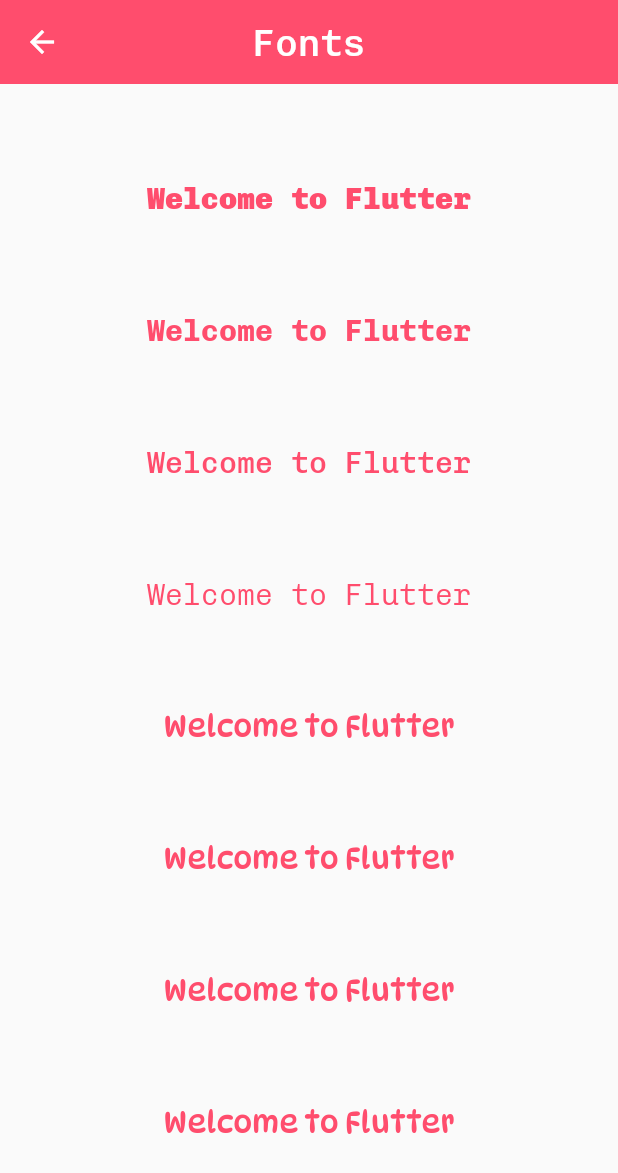
After one commit to vidisha1106/chapter_4_flutter_basics, a Flutter app: the MyFonts screen opened directly, on a phone screen of 412 x 824 dp. The commit adds this screen. Shown: the top 1173 px of the screen. Run offline on Flutter 3.47's test engine with Material 2 defaults, Android fonts, the phone set to English and light mode, and no system bars; our stand-ins replace google_fonts.

Commit message:
Completed : Assets, Fonts

```diff
--- /dev/null
+++ b/assets/text_files/text.txt
@@ -0,0 +1,2 @@
+Good Morning !!
+Welcome to Flutter....
--- /dev/null
+++ b/lib/assets_fonts.dart
@@ -0,0 +1,95 @@
+import 'package:flutter/material.dart';
+
+class MyFonts extends StatefulWidget {
+  const MyFonts({Key? key}) : super(key: key);
+
+  @override
+  State<MyFonts> createState() => _MyFontsState();
+}
+
+class _MyFontsState extends State<MyFonts> {
+  @override
+  Widget build(BuildContext context) {
+    return Scaffold(
+      appBar: AppBar(
+        backgroundColor: const Color(0xffff4d6d),
+        centerTitle: true,
+        title: const Text("Fonts", style: TextStyle(fontSize: 25)),
+        elevation: 0,
+      ),
+      body: Center(
+        child: Column(
+          mainAxisAlignment: MainAxisAlignment.spaceEvenly,
+          children: [
+            Text(
+              'Welcome to Flutter',
+              style: TextStyle(
+                  fontSize: 20,
+                  fontFamily: 'Chivo',
+                  fontWeight: FontWeight.w900,
+                  color: Color(0xffff4d6d)),
+            ),
+            Text(
+              'Welcome to Flutter',
+              textAlign: TextAlign.center,
+              style: TextStyle(
+                  fontSize: 20,
+                  fontFamily: 'Chivo',
+                  fontWeight: FontWeight.w700,
+                  color: Color(0xffff4d6d)),
+            ),
+            Text(
+              'Welcome to Flutter',
+              style: TextStyle(
+                  fontSize: 20,
+                  fontFamily: 'Chivo',
+                  fontWeight: FontWeight.w500,
+                  color: Color(0xffff4d6d)),
+            ),
+            Text(
+              'Welcome to Flutter',
+              style: TextStyle(
+                  fontSize: 20,
+                  fontFamily: 'Chivo',
+                  fontWeight: FontWeight.w300,
+                  color: Color(0xffff4d6d)),
+            ),
+            Text(
+              'Welcome to Flutter',
+              style: TextStyle(
+                  fontSize: 20,
+                  fontFamily: 'DynaPuff',
+                  fontWeight: FontWeight.w100,
+                  color: Color(0xffff4d6d)),
+            ),
+            Text(
+              'Welcome to Flutter',
+              style: TextStyle(
+                  fontSize: 20,
+                  fontFamily: 'DynaPuff',
+                  fontWeight: FontWeight.w400,
+                  color: Color(0xffff4d6d)),
+            ),
+            Text(
+              'Welcome to Flutter',
+              style: TextStyle(
+                  fontSize: 20,
+                  fontFamily: 'DynaPuff',
+                  fontWeight: FontWeight.w300,
+                  color: Color(0xffff4d6d)),
+            ),
+            Text(
+              'Welcome to Flutter',
+              style: TextStyle(
+                  fontSize: 20
+                  ,
+                  fontFamily: 'DynaPuff',
+                  fontWeight: FontWeight.w200,
+                  color: Color(0xffff4d6d)),
+            )
+          ],
+        ),
+      ),
+    );
+  }
+}
--- a/lib/media_query.dart
+++ b/lib/media_query.dart
@@ -1,5 +1,6 @@
 import 'package:chapter_4_flutter_basics/reusable_code/sizes_helpers.dart';
 import 'package:flutter/material.dart';
+import 'package:google_fonts/google_fonts.dart';
 
 class MyMediaQuery extends StatefulWidget {
   const MyMediaQuery({Key? key}) : super(key: key);
@@ -36,6 +37,7 @@
               width: screenWidth,
               height: (screenHeight)*0.25,
               child: Text("Features \n${mediaQueryData.orientation.toString()}",
+                  //style: GoogleFonts.lato(fontSize: 20),
                   style: TextStyle(fontSize: screenWidth * 0.05),
                   textAlign: TextAlign.center),
             ),
--- a/lib/reusable_code/assets_images.dart
+++ b/lib/reusable_code/assets_images.dart
@@ -8,4 +8,5 @@
   static const String sunrise='assets/images/sunrise.jpeg';
   static const String sunrise2='assets/images/sunrise2.jpeg';
   static const String dog='assets/images/dog.jpeg';
+  static const String gif='assets/images/gif.gif';
 }
--- a/lib/widget_lifecycle.dart
+++ b/lib/widget_lifecycle.dart
@@ -10,6 +10,6 @@
 class _MyWidgetLifecycleState extends State<MyWidgetLifecycle> {
   @override
   Widget build(BuildContext context) {
-    return const Placeholder();
+    return Scaffold();
   }
 }
```
Also changed, not shown: lib/appbar_widget.dart (+20 -10 lines), lib/assets.dart (added, +110 -0 lines), lib/inherited_widget.dart (added, +42 -0 lines), lib/main.dart (+11 -0 lines), pubspec.yaml (+16 -0 lines), assets/images/gif.gif (added), pubspec.lock, 1 other file.
